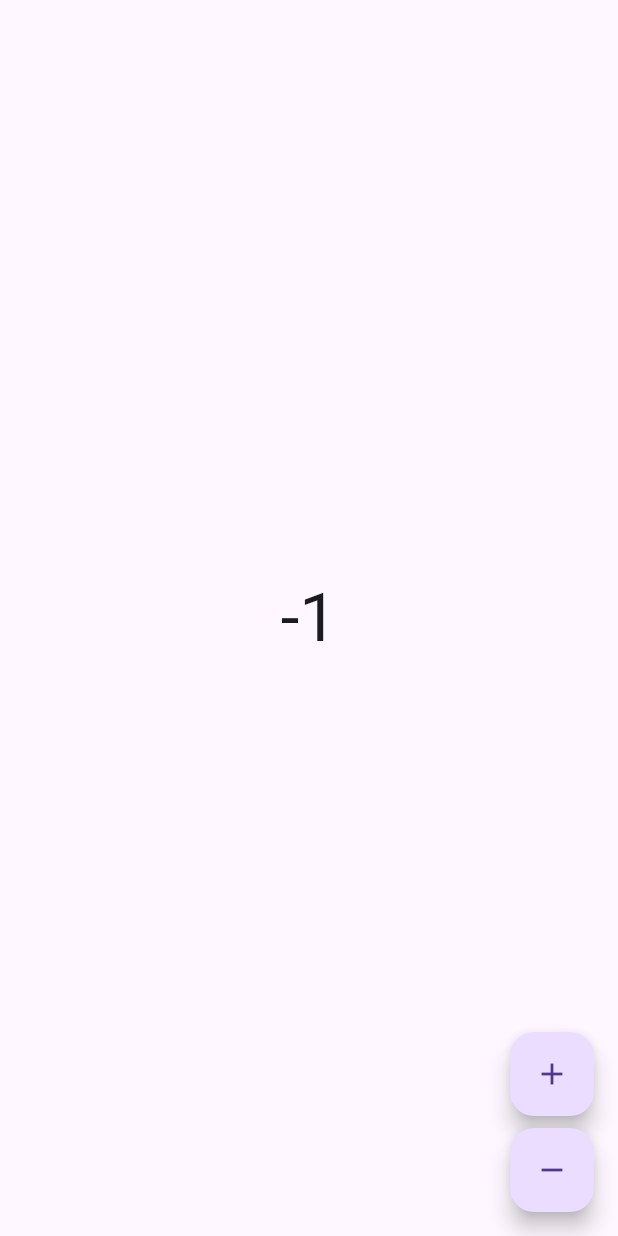
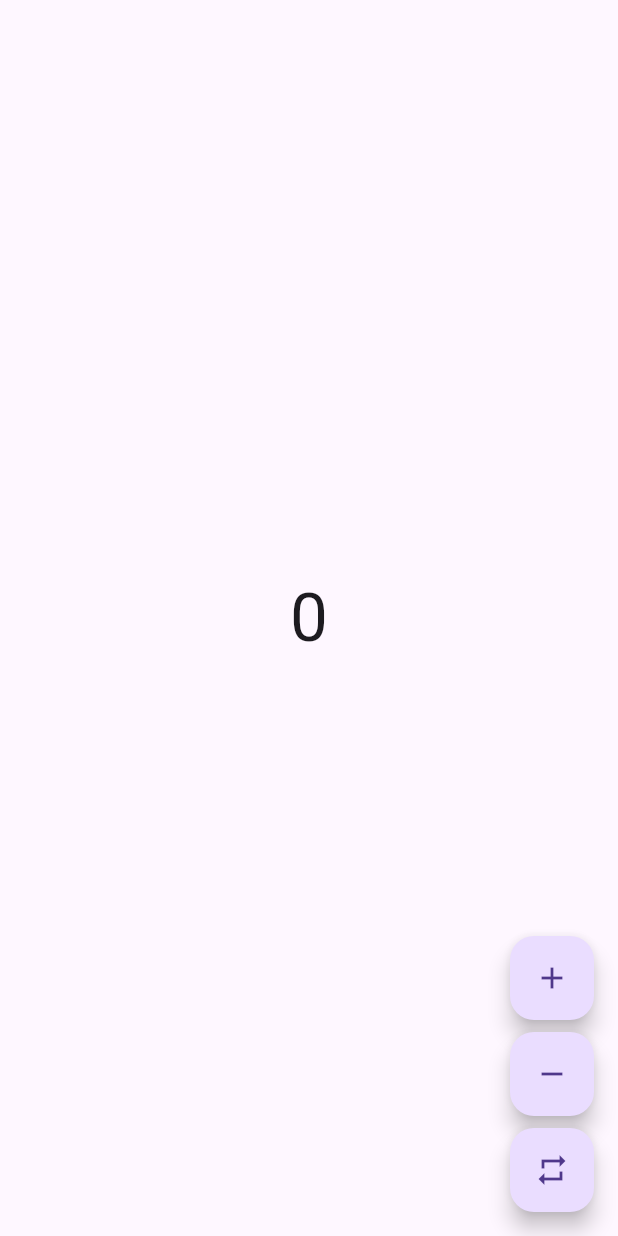
Before and after one commit to JalilManuel23/flutter_bloc, a Flutter app: the screen it shows after launch, after a tap on the "remove" icon, on a phone screen of 412 x 824 dp. Run offline on Flutter 3.47's test engine with Material 3 defaults, Android fonts, the phone set to English and light mode, and no system bars; our stand-ins replace bloc, flutter_bloc.

Commit message:
add reset button counter app

```diff
--- a/counter/lib/app.dart
+++ b/counter/lib/app.dart
@@ -2,5 +2,8 @@ import 'package:flutter/material.dart';
 import 'package:counter/counter/counter.dart';
 
 class CounterApp extends MaterialApp {
-  const CounterApp({ super.key }) : super(home: const CounterPage());
+  const CounterApp({ super.key }) : super(
+    home: const CounterPage(),
+    debugShowCheckedModeBanner: false
+  );
 }
--- a/counter/lib/counter/cubit/counter_cubit.dart
+++ b/counter/lib/counter/cubit/counter_cubit.dart
@@ -5,5 +5,12 @@ class CounterCubit extends Cubit<int> {
 
   void increment() => emit(state + 1);
 
-  void decrement() => emit(state - 1);
+  //void decrement() => emit(state - 1);
+  void decrement() {
+    if( state - 1 < 0 ) return;
+
+    emit(state - 1);
+  }
+
+  void reset() => emit(0);
 }
--- a/counter/lib/counter/view/counter_view.dart
+++ b/counter/lib/counter/view/counter_view.dart
@@ -36,6 +36,12 @@ class CounterView extends StatelessWidget {
             child: const Icon(Icons.remove),
             onPressed: () => context.read<CounterCubit>().decrement(),
           ),
+          const SizedBox(height: 8),
+          FloatingActionButton(
+            key: const Key('counterView_reset_floatingActionButton'),
+            child: const Icon(Icons.repeat),
+            onPressed: () => context.read<CounterCubit>().reset(),
+          ),
         ],
       ),
     );
```
Also changed, not shown: 1 other file.
